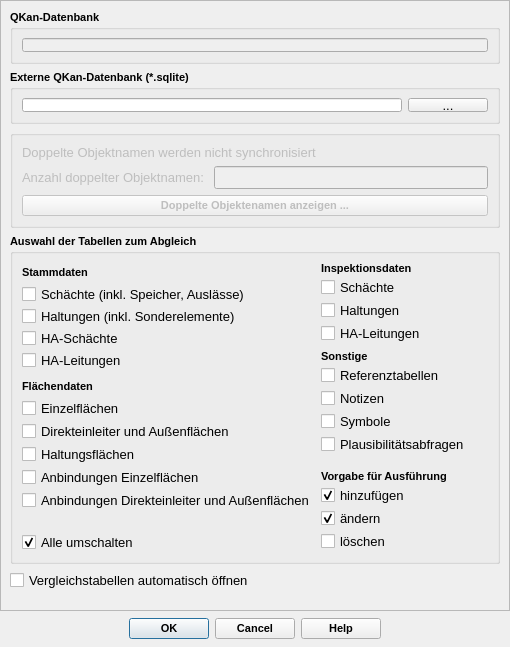
This is qkan/sync/res/compare_dialog_base.ui in SonkeHoffmann/QKan-1 as Qt 5 draws it before an edit. The edited form follows.
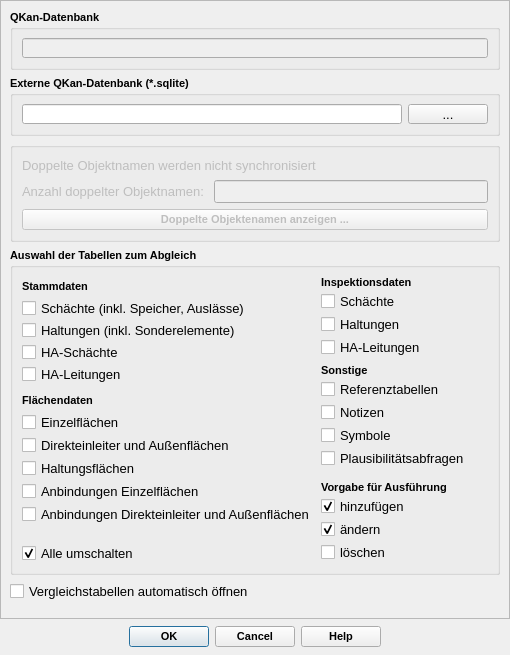
This is the edited form. Icons and pictures are not drawn.

```diff
--- a/qkan/sync/res/compare_dialog_base.ui
+++ b/qkan/sync/res/compare_dialog_base.ui
@@ -7,7 +7,7 @@
     <x>0</x>
     <y>0</y>
     <width>510</width>
-    <height>647</height>
+    <height>655</height>
    </rect>
   </property>
   <property name="minimumSize">
@@ -61,16 +61,22 @@
         <x>0</x>
         <y>0</y>
         <width>508</width>
-        <height>609</height>
+        <height>617</height>
        </rect>
       </property>
       <layout class="QVBoxLayout" name="verticalLayout_10">
        <item>
         <widget class="QGroupBox" name="groupBox">
+         <property name="minimumSize">
+          <size>
+           <width>0</width>
+           <height>60</height>
+          </size>
+         </property>
          <property name="maximumSize">
           <size>
            <width>16777215</width>
-           <height>54</height>
+           <height>60</height>
           </size>
          </property>
          <property name="font">
@@ -144,7 +150,7 @@
          <property name="maximumSize">
           <size>
            <width>16777215</width>
-           <height>54</height>
+           <height>60</height>
           </size>
          </property>
          <property name="font">
@@ -237,12 +243,18 @@
          <property name="enabled">
           <bool>false</bool>
          </property>
-         <property name="maximumSize">
+         <property name="minimumSize">
           <size>
-           <width>16777215</width>
+           <width>0</width>
            <height>100</height>
           </size>
          </property>
+         <property name="maximumSize">
+          <size>
+           <width>16777215</width>
+           <height>16777215</height>
+          </size>
+         </property>
          <property name="font">
           <font>
            <family>Tahoma</family>
```
